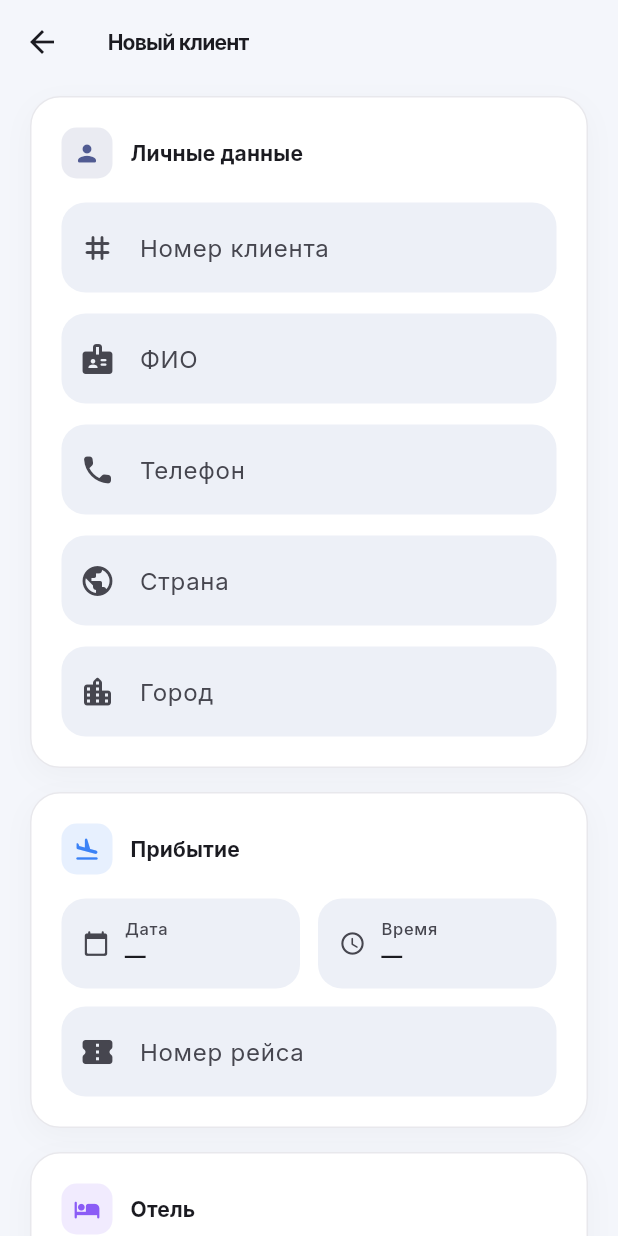
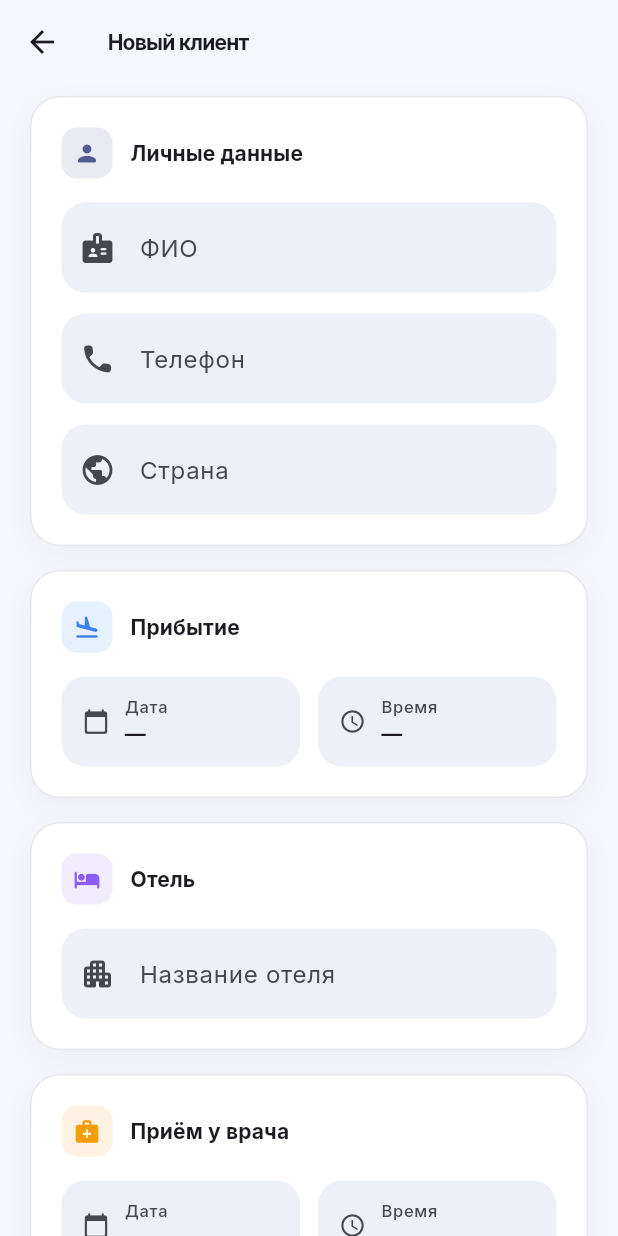
Before and after one commit to NurislamAiu/vip, a Flutter app: the ClientFormScreen screen opened directly, on a phone screen of 412 x 824 dp. Run offline on Flutter 3.47's test engine with Material 3 defaults, Android fonts, the phone set to English and light mode, and no system bars; our stand-ins replace cloud_firestore, firebase_auth, firebase_core, firebase_messaging, flutter_local_notifications, flutter_riverpod and 1 more; accounts and stored records are empty.

Commit message:
Remove client number, city, flight numbers and doctor name from UI
Hide these fields from the client form, detail view and card per request:
client number, city, arrival flight, doctor name, return flight. The
model keeps the fields (data preserved); they are simply no longer shown
or edited. Also drop the client-number chip/pill and the '№' search hint.

Co-Authored-By: Claude Opus 4.8 <noreply@anthropic.com>
Claude-Session: https://claude.ai/code/session_014dMC98aEQYbWPtDbh1XNFv

```diff
--- a/lib/screens/client/client_form_screen.dart
+++ b/lib/screens/client/client_form_screen.dart
@@ -44,15 +44,10 @@ class _ClientFormScreenState extends ConsumerState<ClientFormScreen> {
     super.initState();
     final c = widget.client;
     _controllers = {
-      'clientNumber': TextEditingController(text: c?.clientNumber),
       'name': TextEditingController(text: c?.name),
       'phone': TextEditingController(text: c?.phone),
       'country': TextEditingController(text: c?.country),
-      'city': TextEditingController(text: c?.city),
-      'arrivalFlight': TextEditingController(text: c?.arrivalFlight),
       'hotel': TextEditingController(text: c?.hotel),
-      'doctorName': TextEditingController(text: c?.doctorName),
-      'departureFlight': TextEditingController(text: c?.departureFlight),
       'driverName': TextEditingController(text: c?.driverName),
       'driverPhone': TextEditingController(text: c?.driverPhone),
       'notes': TextEditingController(text: c?.notes),
@@ -95,21 +90,16 @@ class _ClientFormScreenState extends ConsumerState<ClientFormScreen> {
         Client(id: '', clientNumber: '', name: '', phone: '');
 
     final client = base.copyWith(
-      clientNumber: _text('clientNumber'),
       name: _text('name'),
       phone: _text('phone'),
       country: _text('country'),
-      city: _text('city'),
       arrivalDate: _arrivalDate,
       arrivalTime: _timeString(_arrivalTime),
-      arrivalFlight: _text('arrivalFlight'),
       hotel: _text('hotel'),
-      doctorName: _text('doctorName'),
       doctorAppointmentDate: _appointmentDate,
       doctorAppointmentTime: _timeString(_appointmentTime),
       departureDate: _departureDate,
       departureTime: _timeString(_departureTime),
-      departureFlight: _text('departureFlight'),
       driverName: _text('driverName'),
       driverPhone: _text('driverPhone'),
       status: _status,
@@ -156,9 +146,6 @@ class _ClientFormScreenState extends ConsumerState<ClientFormScreen> {
               icon: Icons.person_rounded,
               child: Column(
                 children: [
-                  _field('clientNumber', 'Номер клиента',
-                      icon: Icons.tag_rounded,
-                      keyboardType: TextInputType.number),
                   _field('name', 'ФИО',
                       icon: Icons.badge_rounded,
                       validator: (v) =>
@@ -167,9 +154,8 @@ class _ClientFormScreenState extends ConsumerState<ClientFormScreen> {
                       icon: Icons.phone_rounded,
                       keyboardType: TextInputType.phone,
                       validator: Validators.phone),
-                  _field('country', 'Страна', icon: Icons.public_rounded),
-                  _field('city', 'Город',
-                      icon: Icons.location_city_rounded, isLast: true),
+                  _field('country', 'Страна',
+                      icon: Icons.public_rounded, isLast: true),
                 ],
               ),
             ),
@@ -178,18 +164,11 @@ class _ClientFormScreenState extends ConsumerState<ClientFormScreen> {
               title: 'Прибытие',
               icon: Icons.flight_land_rounded,
               accent: ClientStatus.awaitingArrival.color,
-              child: Column(
-                children: [
-                  _dateTimeRow(
+              child: _dateTimeRow(
                 date: _arrivalDate,
                 time: _arrivalTime,
                 onDate: (d) => setState(() => _arrivalDate = d),
                 onTime: (t) => setState(() => _arrivalTime = t),
-                  ),
-                  const SizedBox(height: 12),
-                  _field('arrivalFlight', 'Номер рейса',
-                      icon: Icons.confirmation_number_rounded, isLast: true),
-                ],
               ),
             ),
             const SizedBox(height: 16),
@@ -205,17 +184,11 @@ class _ClientFormScreenState extends ConsumerState<ClientFormScreen> {
               title: 'Приём у врача',
               icon: Icons.medical_services_rounded,
               accent: ClientStatus.inTreatment.color,
-              child: Column(
-                children: [
-                  _field('doctorName', 'Имя врача',
-                      icon: Icons.health_and_safety_rounded),
-                  _dateTimeRow(
+              child: _dateTimeRow(
                 date: _appointmentDate,
                 time: _appointmentTime,
                 onDate: (d) => setState(() => _appointmentDate = d),
                 onTime: (t) => setState(() => _appointmentTime = t),
-                  ),
-                ],
               ),
             ),
             const SizedBox(height: 16),
@@ -223,18 +196,11 @@ class _ClientFormScreenState extends ConsumerState<ClientFormScreen> {
               title: 'Вылет',
               icon: Icons.flight_takeoff_rounded,
               accent: ClientStatus.departed.color,
-              child: Column(
-                children: [
-                  _dateTimeRow(
+              child: _dateTimeRow(
                 date: _departureDate,
                 time: _departureTime,
                 onDate: (d) => setState(() => _departureDate = d),
                 onTime: (t) => setState(() => _departureTime = t),
-                  ),
-                  const SizedBox(height: 12),
-                  _field('departureFlight', 'Номер обратного рейса',
-                      icon: Icons.confirmation_number_rounded, isLast: true),
-                ],
               ),
             ),
             const SizedBox(height: 16),
--- a/lib/screens/dashboard/dashboard_screen.dart
+++ b/lib/screens/dashboard/dashboard_screen.dart
@@ -358,7 +358,7 @@ class _SearchField extends ConsumerWidget {
         onChanged: (value) =>
             ref.read(clientSearchProvider.notifier).state = value,
         decoration: InputDecoration(
-          hintText: 'Поиск: имя, телефон, №, отель, водитель…',
+          hintText: 'Поиск: имя, телефон, отель, водитель…',
           prefixIcon: const Icon(Icons.search_rounded),
           suffixIcon: query.isEmpty
               ? null
```
Also changed, not shown: lib/screens/client/client_detail_screen.dart (+0 -45 lines), lib/widgets/client_card.dart (+7 -31 lines). Lines whose indentation alone changed are shown as unchanged.
